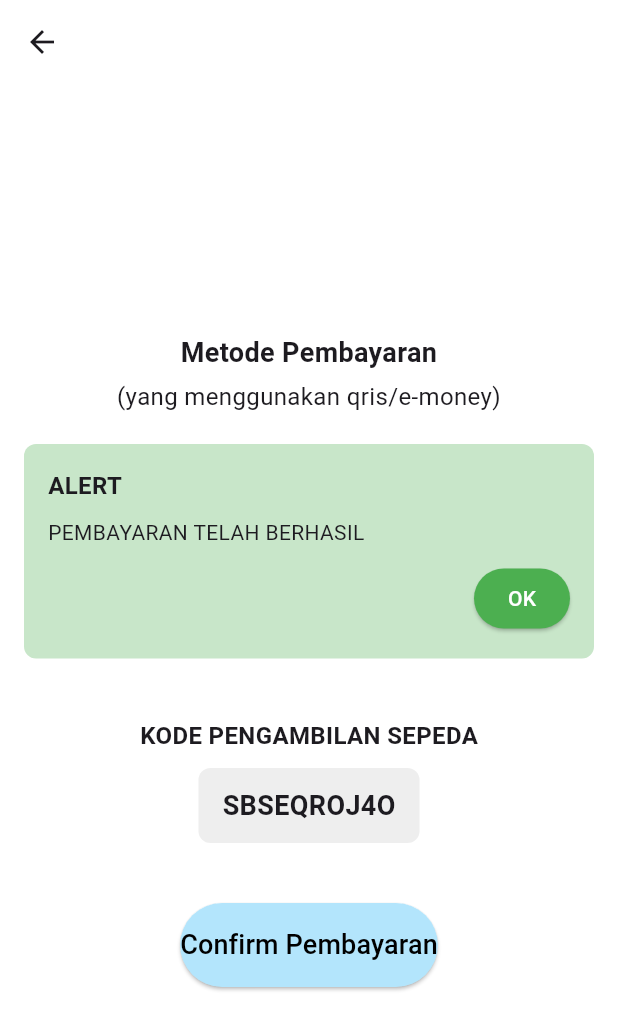
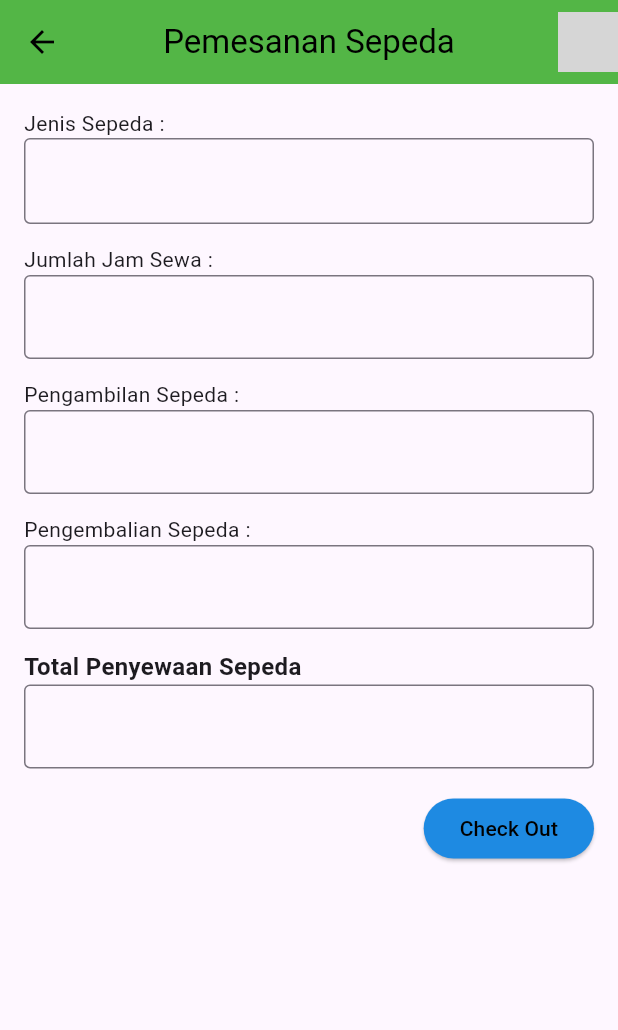
Before and after one commit to matthewae/RPLL-Tahura, a Flutter app: the screen it shows after launch, on a phone screen of 412 x 824 dp. Shown: the top 1030 px of the screen. Run offline on Flutter 3.47's test engine with Material 3 defaults, Android fonts, the phone set to English and light mode, and no system bars; grey boxes are pictures that could not be loaded.

Commit message:
update13/11

```diff
--- a/lib/main.dart
+++ b/lib/main.dart
@@ -1,15 +1,15 @@
 import 'package:flutter/material.dart';
-import 'package:myapp/screens/cashpay_screen.dart';
-import 'package:myapp/screens/epay_screen.dart';
-import 'package:myapp/screens/main_screen.dart';
-import 'package:myapp/screens/profile_screen.dart';
-// import 'package:myapp/screens/awal_screen.dart';
-import 'package:myapp/screens/signin_screen.dart';
-import 'package:myapp/screens/password_screen.dart';
-import 'package:myapp/screens/exitnotif_screen.dart';
+// import 'package:myapp/screens/cashpay_screen.dart';
+import 'package:myapp/screens/detailrebi_screen.dart';
+import 'package:myapp/screens/CHrebi_screen.dart';
+// import 'package:myapp/screens/epay_screen.dart';
+// import 'package:myapp/screens/main_screen.dart';
+// import 'package:myapp/screens/profile_screen.dart';
+// import 'package:myapp/screens/signin_screen.dart';
+// import 'package:myapp/screens/password_screen.dart';
+// import 'package:myapp/screens/exitnotif_screen.dart';
 import 'package:myapp/screens/mpembayaran_screen.dart';
-
-
+// import 'package:myapp/screens/detailrebi_screen.dart';
 
 void main() {
   runApp(const MyApp());
@@ -26,7 +26,7 @@ class MyApp extends StatelessWidget {
         colorScheme: ColorScheme.fromSeed(seedColor: Colors.deepPurple),
         useMaterial3: true,
       ),
-      home: const EpayScreen(), // Use ProfilePage here
+      home:  DetailrebiScreen(), // Use ProfilePage here
     );
   }
 }
--- a/lib/screens/cashpay_screen.dart
+++ b/lib/screens/cashpay_screen.dart
@@ -20,7 +20,7 @@ class CashpayScreen extends StatelessWidget {
     return Scaffold(
       backgroundColor: Colors.white, // Background white
       appBar: AppBar(
-        backgroundColor: Colors.transparent,
+        backgroundColor: const Color.fromARGB(223, 59, 173, 44),
         elevation: 0,
         leading: IconButton(
           icon: const Icon(Icons.arrow_back),
--- /dev/null
+++ b/lib/screens/detailrebi_screen.dart
@@ -0,0 +1,144 @@
+import 'package:flutter/material.dart';
+import 'CHrebi_screen.dart'; // Pastikan Anda mengganti path ini dengan path yang benar
+
+void main() {
+  runApp(MyApp());
+}
+
+class MyApp extends StatelessWidget {
+  @override
+  Widget build(BuildContext context) {
+    return MaterialApp(
+      debugShowCheckedModeBanner: false,
+      home: DetailrebiScreen(),
+    );
+  }
+}
+
+class DetailrebiScreen extends StatefulWidget {
+  @override
+  _DetailrebiScreenState createState() => _DetailrebiScreenState();
+}
+
+class _DetailrebiScreenState extends State<DetailrebiScreen> {
+  final jenisSepedaController = TextEditingController();
+  final jumlahJamSewaController = TextEditingController();
+  final pengambilanSepedaController = TextEditingController();
+  final pengembalianSepedaController = TextEditingController();
+  final totalPenyewaanController = TextEditingController();
+
+  @override
+  void dispose() {
+    jenisSepedaController.dispose();
+    jumlahJamSewaController.dispose();
+    pengambilanSepedaController.dispose();
+    pengembalianSepedaController.dispose();
+    totalPenyewaanController.dispose();
+    super.dispose();
+  }
+
+  void calculateTotal() {
+    setState(() {
+      totalPenyewaanController.text = "Rp. 100000"; // Contoh hasil total penyewaan
+    });
+  }
+
+  @override
+  Widget build(BuildContext context) {
+    return Scaffold(
+      appBar: AppBar(
+        backgroundColor: const Color.fromARGB(223, 59, 173, 44),
+        elevation: 0,
+        leading: IconButton(
+          icon: Icon(Icons.arrow_back, color: Colors.black),
+          onPressed: () => Navigator.of(context).pop(),
+        ),
+        title: Text(
+          "Pemesanan Sepeda",
+          style: TextStyle(color: Colors.black),
+        ),
+        centerTitle: true,
+        actions: [
+          Padding(
+            padding: const EdgeInsets.only(left: 15.0),
+            child: CircleAvatar(
+              backgroundImage: AssetImage('assets/profile.jpg'), // Ganti dengan path foto profil
+              radius: 20,
+            ),
+          ),
+        ],
+      ),
+      body: Padding(
+        padding: const EdgeInsets.all(16.0),
+        child: Column(
+          crossAxisAlignment: CrossAxisAlignment.start,
+          children: [
+            _buildTextField("Jenis Sepeda :", jenisSepedaController),
+            SizedBox(height: 14),
+            _buildTextField("Jumlah Jam Sewa :", jumlahJamSewaController, suffixText: "Jam"),
+            SizedBox(height: 14),
+            _buildTextField("Pengambilan Sepeda :", pengambilanSepedaController, suffixText: "Jam"),
+            SizedBox(height: 14),
+            _buildTextField("Pengembalian Sepeda :", pengembalianSepedaController, suffixText: "Jam"),
+            SizedBox(height: 14),
+            Text(
+              "Total Penyewaan Sepeda",
+              style: TextStyle(fontSize: 16, fontWeight: FontWeight.bold),
+            ),
+            TextField(
+              controller: totalPenyewaanController,
+              readOnly: true,
+              decoration: InputDecoration(
+                prefixText: "Rp ",
+                border: OutlineInputBorder(),
+              ),
+            ),
+            SizedBox(height: 16),
+            Align(
+              alignment: Alignment.centerRight,
+              child: ElevatedButton(
+                onPressed: () {
+                  calculateTotal();  // Hitung total
+                  Navigator.push(
+                    context,
+                    MaterialPageRoute(builder: (context) => CHrebiScreen()),
+                  );
+                },
+                style: ElevatedButton.styleFrom(
+                  backgroundColor: const Color.fromARGB(255, 30, 138, 226),
+                  shape: RoundedRectangleBorder(
+                    borderRadius: BorderRadius.circular(20),
+                  ),
+                ),
+                child: Text(
+                  "Check Out",
+                  style: TextStyle(color: Colors.black), // Mengubah warna teks menjadi hitam
+                ),
+              ),
+            ),
+          ],
+        ),
+      ),
+    );
+  }
+
+  Widget _buildTextField(String label, TextEditingController controller, {String suffixText = ""}) {
+    return Column(
+      crossAxisAlignment: CrossAxisAlignment.start,
+      children: [
+        Text(
+          label,
+          style: TextStyle(fontSize: 14),
+        ),
+        TextField(
+          controller: controller,
+          decoration: InputDecoration(
+            suffixText: suffixText,
+            border: OutlineInputBorder(),
+          ),
+          keyboardType: TextInputType.number,
+        ),
+      ],
+    );
+  }
+}
--- a/lib/screens/epay_screen.dart
+++ b/lib/screens/epay_screen.dart
@@ -20,7 +20,7 @@ class EpayScreen extends StatelessWidget {
     return Scaffold(
       backgroundColor: Colors.white, // Background white
       appBar: AppBar(
-        backgroundColor: Colors.transparent,
+        backgroundColor: const Color.fromARGB(223, 59, 173, 44),
         elevation: 0,
         leading: IconButton(
           icon: const Icon(Icons.arrow_back),
```
Also changed, not shown: lib/screens/CHrebi_screen.dart (added, +111 -0 lines), lib/screens/mpembayaran_screen.dart (+14 -7 lines).
